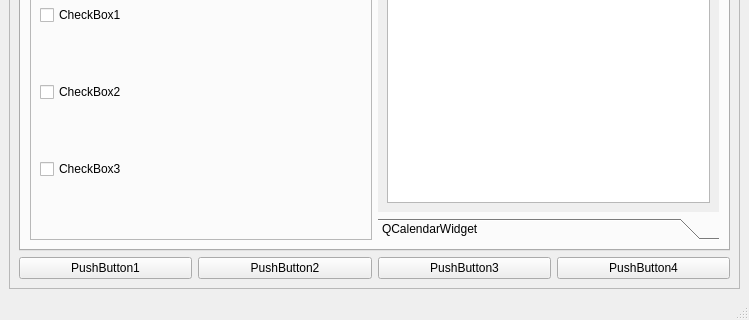
Old version of the form test_form.ui in the repository nstrashevskii/DEV-PYQT; both pictures show x 0 to 749 and y 431 to 751 of the 749 by 751 pixel window.
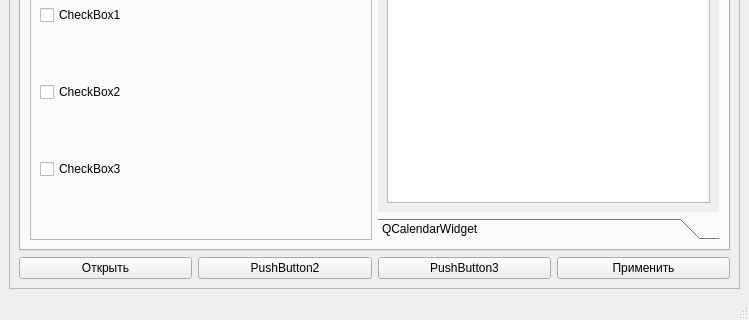
New version of the form. The open tabs and pages were chosen to show the change.

What changed in the file:
```diff
--- a/test_form.ui
+++ b/test_form.ui
@@ -460,7 +460,7 @@
             <item>
              <widget class="QPushButton" name="pushButton_2">
               <property name="text">
-               <string>PushButton1</string>
+               <string>Открыть</string>
               </property>
              </widget>
             </item>
@@ -481,7 +481,7 @@
             <item>
              <widget class="QPushButton" name="pushButton_4">
               <property name="text">
-               <string>PushButton4</string>
+               <string>Применить</string>
               </property>
              </widget>
             </item>
```
Left out of the diff: 6 changed lines with no effect on the pictures.
